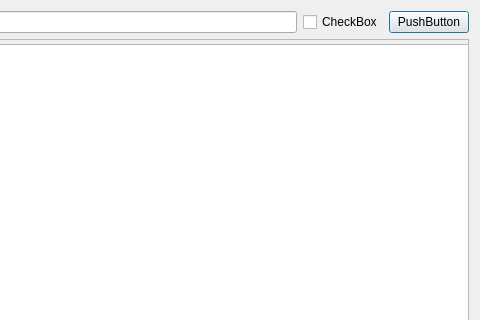
Qt form SMART-GUI-V2/addalgo.ui (smart-tool/smart-gui) before a commit; both pictures show x 306 to 786 and y 0 to 320 of the 786 by 426 pixel window.
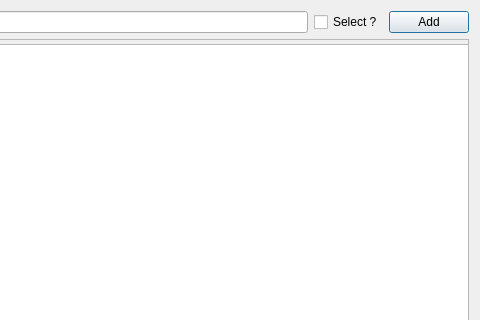
The same form after that commit.

Commit message: fix name widget

```diff
--- a/SMART-GUI-V2/addalgo.ui
+++ b/SMART-GUI-V2/addalgo.ui
@@ -29,14 +29,14 @@
      <item>
       <widget class="QCheckBox" name="checkBox">
        <property name="text">
-        <string>CheckBox</string>
+        <string>Select ?</string>
        </property>
       </widget>
      </item>
      <item>
       <widget class="QPushButton" name="pushButton">
        <property name="text">
-        <string>PushButton</string>
+        <string>Add</string>
        </property>
       </widget>
      </item>
```
